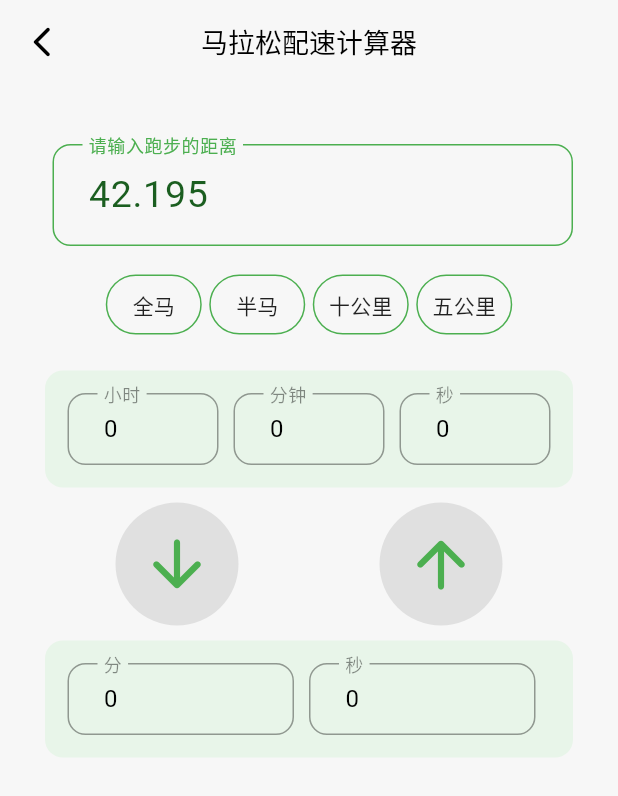
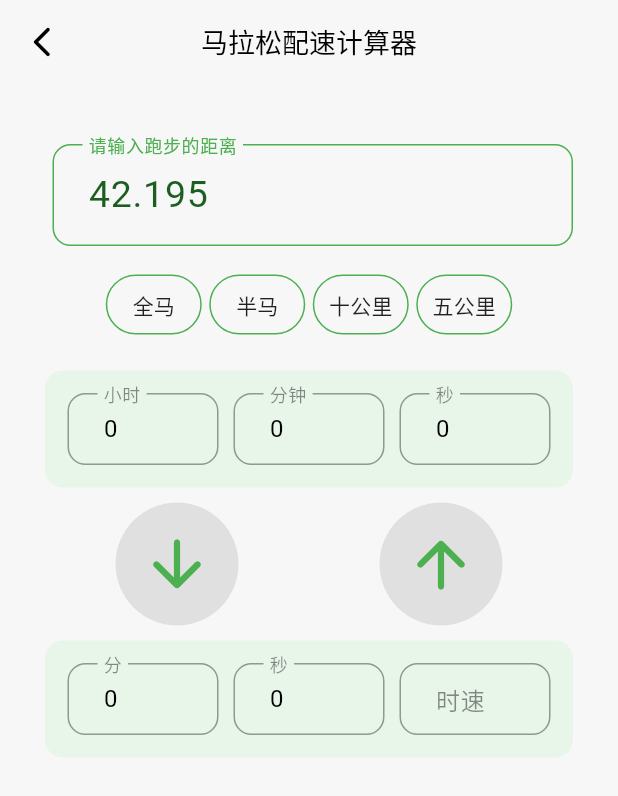
Before and after one commit to lintex/cabbbage, a Flutter app: the PaceCalculatePage screen opened directly, on a phone screen of 412 x 824 dp. Shown: the top 796 px of the screen. Run offline on Flutter 3.47's test engine with Material 3 defaults, Android fonts, the light colour scheme and no system bars; our stand-ins replace flutter_slidable, get, get_storage, isar, timeline_tile; accounts and stored records are empty; generated files the repository leaves out were written again.

Commit message:
马拉松助手显示时速

```diff
--- a/lib/components/my_drawer.dart
+++ b/lib/components/my_drawer.dart
@@ -47,7 +47,7 @@ class MyDrawer extends StatelessWidget {
                   ),
                   ListTile(
                     leading: const Icon(CupertinoIcons.doc_text),
-                    title: const Text("文章"),
+                    title: const Text("笔记 "),
                     onTap: () => Get.to(() => const NotePage()),
                   ),
                   ListTile(
--- a/lib/main.dart
+++ b/lib/main.dart
@@ -11,7 +11,7 @@ Future<void> main() async {
   await Database.initialize();
 
   runApp(GetMaterialApp(
-    title: '菜菜助手',
+    title: '卷心菜',
     debugShowCheckedModeBanner: false,
     theme: lightMode,
     darkTheme: darkMode,
--- a/lib/pages/pace_calculate_page.dart
+++ b/lib/pages/pace_calculate_page.dart
@@ -1,7 +1,6 @@
 import 'package:flutter/material.dart';
 import 'package:xiao_note/components/my_app_bar.dart';
 import 'package:xiao_note/pages/paceCalculatePage/my_pace_calculate_textfield.dart';
-import 'package:xiao_note/theme/theme.dart';
 //import 'package:get/get.dart';
 
 class PaceCalculatePage extends StatefulWidget {
@@ -24,6 +23,7 @@ class _PaceCalculatePageState extends State<PaceCalculatePage> {
   final TextEditingController secondController = TextEditingController();
   final TextEditingController paceMinuteController = TextEditingController();
   final TextEditingController paceSecondController = TextEditingController();
+  final speedController = TextEditingController();
 
   void timeToPace() {
     if (distanceController.text != "" && hourController.text != "") {
@@ -38,7 +38,9 @@ class _PaceCalculatePageState extends State<PaceCalculatePage> {
 
       paceMinuteController.text = paceMinute.toString();
       paceSecondController.text = paceSecond.toString();
-
+      // 时速计算
+      speedController.text =
+          (distance / (hour + minute / 60 + second / 3600)).toStringAsFixed(2);
       //double speed = distance / (hour + minute / 60 + second / 3600);
 
       // Get.defaultDialog(
@@ -316,6 +318,10 @@ class _PaceCalculatePageState extends State<PaceCalculatePage> {
                       const SizedBox(
                         width: 10,
                       ),
+                      Expanded(
+                        child: MyPaceCalculateTextField(
+                            text: "时速", controller: speedController),
+                      ),
                     ],
                   ),
                 ),
--- a/lib/tools/tools.dart
+++ b/lib/tools/tools.dart
@@ -10,7 +10,7 @@ class Tools {
   }
 
   static String diffDays(DateTime d) {
-    return (DateTime.now().difference(d).abs().inDays + 1).toString();
+    return (DateTime.now().difference(d).abs().inDays).toString();
   }
 
   //* 天气+时间标题
```
Also changed, not shown: lib/pages/note_page.dart (+5 -2 lines), 2 other files.
